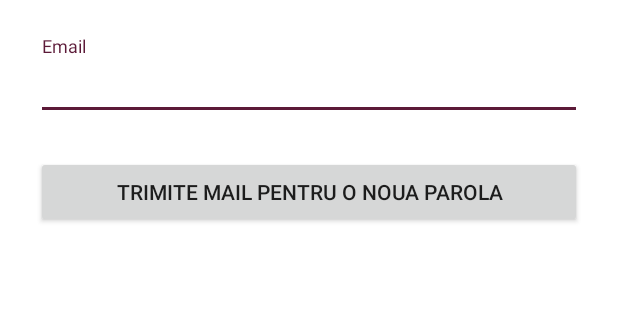
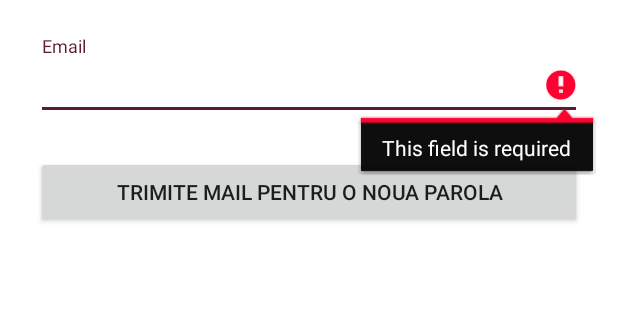
Before and after one commit to ValentinCerneanu/ItemsPlanner, an Android app: the ForgotPasswordActivity screen opened directly, with no data from a screen before it, after a tap on "TRIMITE MAIL PENTRU O NOUA PAROLA", on a phone screen of 412 x 824 dp, the part 420-740 px from its top. Run offline under Robolectric (Android 15) with nearby library versions, the phone set to English and light mode, and no system bars; our stand-ins replace Firebase (no records; nobody signed in at launch, a user with empty details on screens opened directly).

Commit message:
v1.004
forgot password bug fixed

```diff
--- a/app/build.gradle
+++ b/app/build.gradle
@@ -7,8 +7,8 @@ android {
         applicationId "com.godmother.itemsplanner"
         minSdkVersion 23
         targetSdkVersion 28
-        versionCode 3
-        versionName "1.003"
+        versionCode 4
+        versionName "1.004"
         testInstrumentationRunner "androidx.test.runner.AndroidJUnitRunner"
     }
     buildTypes {
--- a/app/src/main/java/com/godmother/itemsplanner/activities/ForgotPasswordActivity.java
+++ b/app/src/main/java/com/godmother/itemsplanner/activities/ForgotPasswordActivity.java
@@ -8,6 +8,7 @@ import android.view.View;
 import android.view.inputmethod.EditorInfo;
 import android.view.inputmethod.InputMethodManager;
 import android.widget.AutoCompleteTextView;
+import android.widget.Button;
 import android.widget.TextView;
 import android.widget.Toast;
 
@@ -27,6 +28,16 @@ public class ForgotPasswordActivity extends AppCompatActivity {
     protected void onCreate(Bundle savedInstanceState) {
         super.onCreate(savedInstanceState);
         setContentView(R.layout.activity_forgot_password);
+
+        Button forgotPasswordButton = (Button) findViewById(R.id.btn_forgot_password);
+        forgotPasswordButton.setOnClickListener(new View.OnClickListener() {
+            @Override
+            public void onClick(View view) {
+                InputMethodManager imm = (InputMethodManager) getSystemService(Activity.INPUT_METHOD_SERVICE);
+                imm.hideSoftInputFromWindow(getWindow().getDecorView().getWindowToken(), 0);
+                forgetPassword();
+            }
+        });
 
         mEmailView = (AutoCompleteTextView) findViewById(R.id.email);
         mEmailView.setOnEditorActionListener(new TextView.OnEditorActionListener() {
--- a/app/src/main/res/layout/activity_forgot_password.xml
+++ b/app/src/main/res/layout/activity_forgot_password.xml
@@ -60,8 +60,7 @@
                 android:layout_marginTop="24dp"
                 android:layout_marginBottom="24dp"
                 android:padding="12dp"
-                android:text="Trimite mail pentru o noua parola"
-                android:onClick="forgetPassword"/>
+                android:text="Trimite mail pentru o noua parola"/>
 
         </LinearLayout>
     </ScrollView>
```
